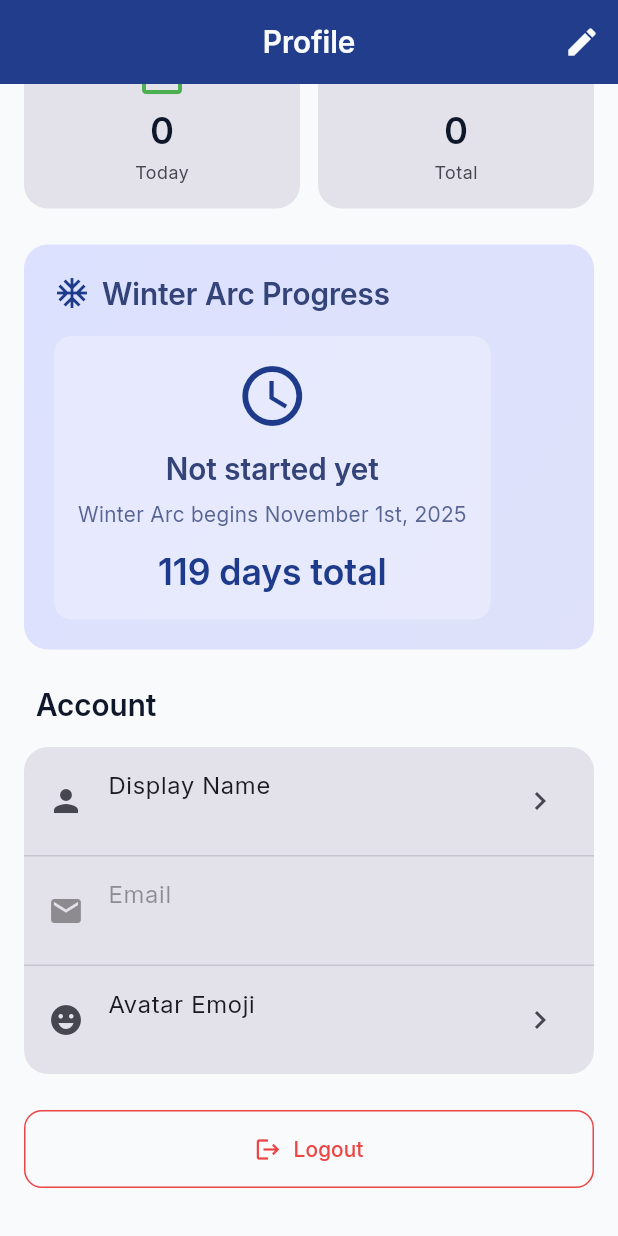
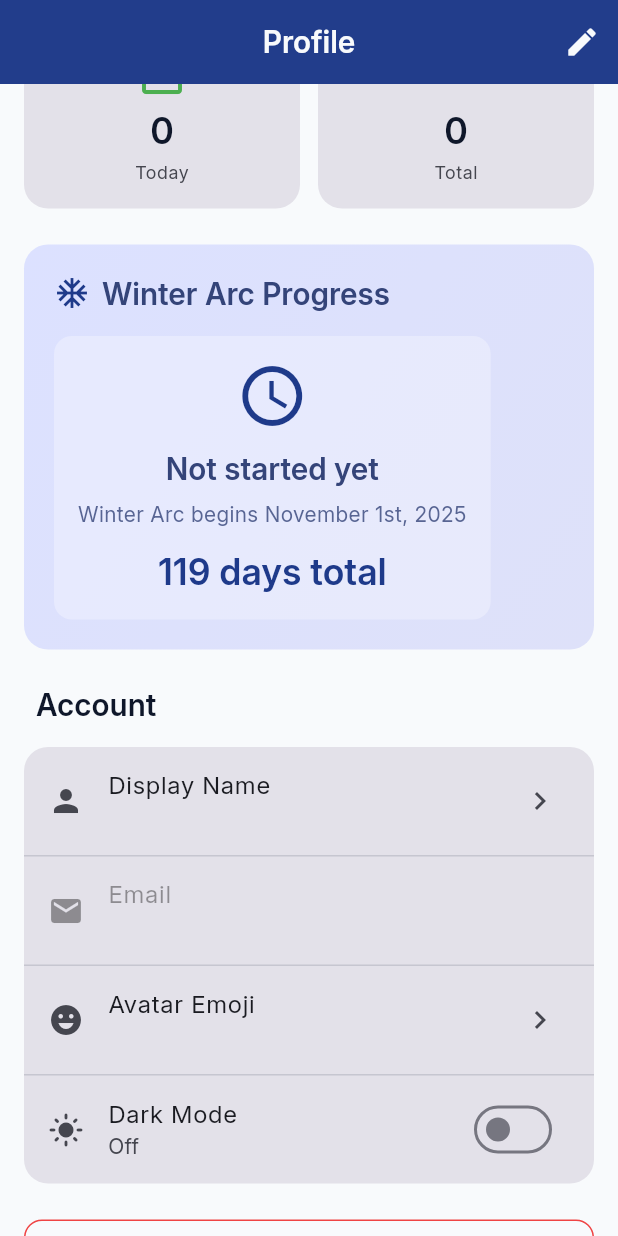
Before and after one commit to RivaldoPardede/winter_arc, a Flutter app: the ProfileScreen screen opened by its route, scrolled down 475 dp, on a phone screen of 412 x 824 dp. Run offline on Flutter 3.47's test engine with Material 3 defaults, Android fonts, the light colour scheme and no system bars; our stand-ins replace cloud_firestore, firebase_auth, firebase_core, go_router, shared_preferences; accounts and stored records are empty.

Commit message:
feat: Add ThemeProvider for theme management and integrate dark mode toggle in Profile screen

```diff
--- /dev/null
+++ b/lib/providers/theme_provider.dart
@@ -0,0 +1,43 @@
+import 'package:flutter/material.dart';
+import 'package:shared_preferences/shared_preferences.dart';
+
+class ThemeProvider extends ChangeNotifier {
+  static const String _themeKey = 'theme_mode';
+  ThemeMode _themeMode = ThemeMode.light;
+
+  ThemeMode get themeMode => _themeMode;
+  bool get isDarkMode => _themeMode == ThemeMode.dark;
+
+  ThemeProvider() {
+    _loadThemeMode();
+  }
+
+  Future<void> _loadThemeMode() async {
+    final prefs = await SharedPreferences.getInstance();
+    final isDark = prefs.getBool(_themeKey) ?? false;
+    _themeMode = isDark ? ThemeMode.dark : ThemeMode.light;
+    notifyListeners();
+  }
+
+  Future<void> toggleTheme() async {
+    _themeMode = _themeMode == ThemeMode.light
+        ? ThemeMode.dark
+        : ThemeMode.light;
+
+    final prefs = await SharedPreferences.getInstance();
+    await prefs.setBool(_themeKey, _themeMode == ThemeMode.dark);
+
+    notifyListeners();
+  }
+
+  Future<void> setThemeMode(ThemeMode mode) async {
+    if (_themeMode == mode) return;
+
+    _themeMode = mode;
+
+    final prefs = await SharedPreferences.getInstance();
+    await prefs.setBool(_themeKey, mode == ThemeMode.dark);
+
+    notifyListeners();
+  }
+}
--- a/lib/screens/profile/profile_screen.dart
+++ b/lib/screens/profile/profile_screen.dart
@@ -3,6 +3,7 @@ import 'package:provider/provider.dart';
 import 'package:intl/intl.dart';
 import 'package:winter_arc/providers/user_provider.dart';
 import 'package:winter_arc/providers/workout_provider.dart';
+import 'package:winter_arc/providers/theme_provider.dart';
 import 'package:winter_arc/models/user.dart';
 import 'package:winter_arc/utils/constants.dart';
 import 'package:winter_arc/services/auth_service.dart';
@@ -483,6 +484,26 @@ class ProfileScreen extends StatelessWidget {
                   trailing: const Icon(Icons.chevron_right),
                   onTap: () => _showEmojiPicker(context),
                 ),
+                const Divider(height: 1),
+                Consumer<ThemeProvider>(
+                  builder: (context, themeProvider, _) {
+                    return SwitchListTile(
+                      secondary: Icon(
+                        themeProvider.isDarkMode
+                            ? Icons.dark_mode
+                            : Icons.light_mode,
+                      ),
+                      title: const Text('Dark Mode'),
+                      subtitle: Text(
+                        themeProvider.isDarkMode ? 'On' : 'Off',
+                      ),
+                      value: themeProvider.isDarkMode,
+                      onChanged: (value) {
+                        themeProvider.toggleTheme();
+                      },
+                    );
+                  },
+                ),
               ],
             ),
           ),
```
Also changed, not shown: lib/main.dart (+5 -3 lines).
